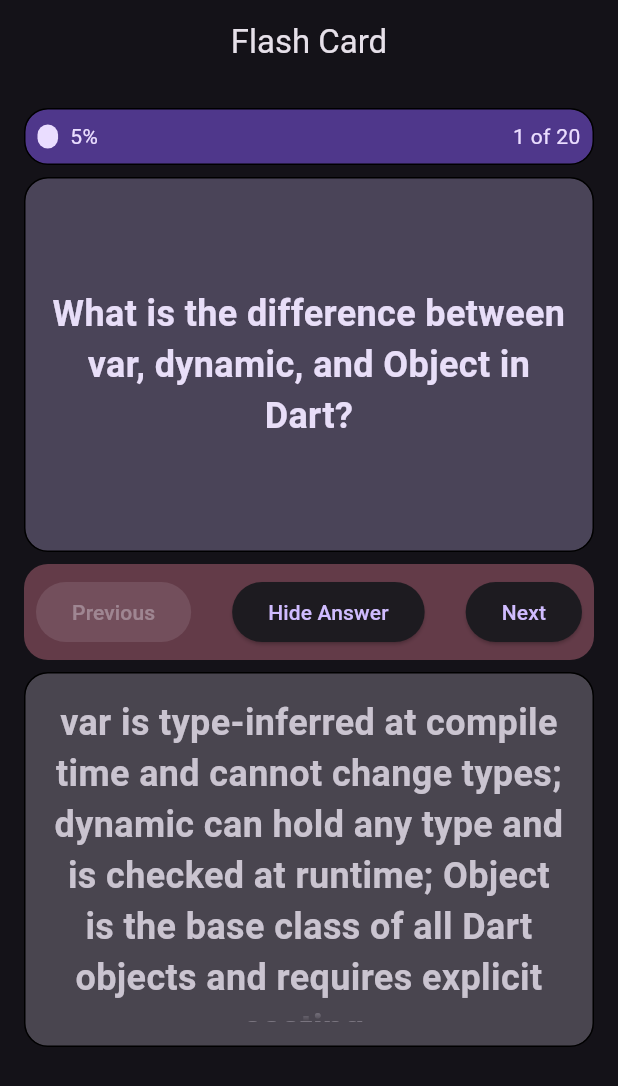
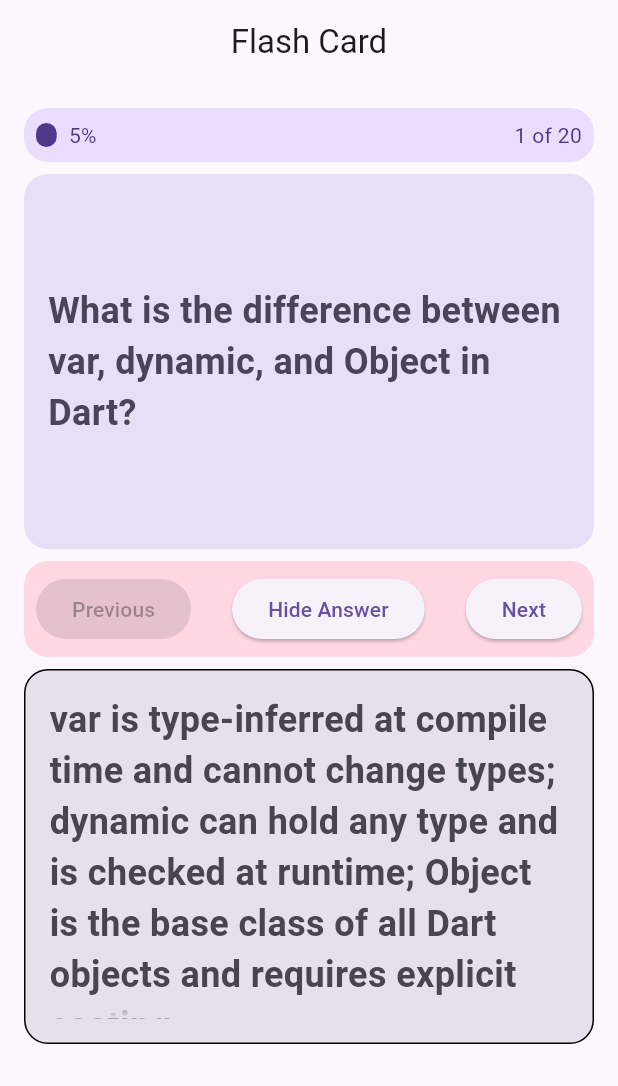
Before and after one commit to architxkumar/flash_card, a Flutter app: the screen it shows after launch, after a tap on "Show Answer", on a phone screen of 412 x 824 dp. Shown: the top 1086 px of the screen. Run offline on Flutter 3.47's test engine with Material 3 defaults, Android fonts, the phone set to English and light mode, and no system bars; drawn by our look-alikes of dynamic_color; statements that could not run were skipped.

Commit message:
feat: add dynamic coloring

```diff
--- a/lib/main.dart
+++ b/lib/main.dart
@@ -1,5 +1,6 @@
 import 'dart:collection';
 
+import 'package:dynamic_color/dynamic_color.dart';
 import 'package:flash_card/quiz.dart';
 import 'package:flutter/material.dart';
 
@@ -10,9 +11,20 @@
 
   @override
   Widget build(BuildContext context) {
-    return MaterialApp(
-      darkTheme: ThemeData.dark(),
-      themeMode: ThemeMode.dark,
+    return DynamicColorBuilder(
+      builder: (lightDynamic, darkDynamic) => MaterialApp(
+        debugShowCheckedModeBanner: false,
+        darkTheme: ThemeData(
+          colorScheme: darkDynamic,
+          brightness: Brightness.dark,
+          useMaterial3: true,
+        ),
+        theme: ThemeData(
+          brightness: Brightness.light,
+          colorScheme: lightDynamic,
+          useMaterial3: true,
+        ),
+        themeMode: ThemeMode.system,
         title: 'Flash Card',
         home: Scaffold(
           appBar: AppBar(
@@ -26,6 +38,7 @@
                 constraints: const BoxConstraints(maxWidth: 600),
                 padding: const EdgeInsets.all(16.0),
                 child: const QuizScreenBody(),
+              ),
             ),
           ),
         ),
@@ -107,7 +120,6 @@
     final progress = ((currentIndex + 1) / totalQuestions * 100).round();
     return Container(
       decoration: BoxDecoration(
-        border: BoxBorder.all(),
         borderRadius: const BorderRadius.all(Radius.circular(16.0)),
         color: Theme.of(context).colorScheme.primaryContainer,
       ),
@@ -156,7 +168,6 @@
       alignment: Alignment.center,
       height: 250,
       decoration: BoxDecoration(
-        border: BoxBorder.all(),
         borderRadius: const BorderRadius.all(Radius.circular(16.0)),
         color: Theme.of(context).colorScheme.secondaryContainer,
       ),
@@ -196,7 +207,7 @@
   @override
   Widget build(BuildContext context) {
     return Container(
-      padding: EdgeInsets.all(8.0),
+      padding: const EdgeInsets.all(8.0),
       decoration: BoxDecoration(
         color: Theme.of(context).colorScheme.tertiaryContainer,
         borderRadius: BorderRadius.circular(16.0),
@@ -248,6 +259,10 @@
         style: TextStyle(
           fontSize: 24.0,
           fontWeight: FontWeight.bold,
+          color: Theme
+              .of(context)
+              .colorScheme
+              .onSurfaceVariant,
           color: Theme.of(context).colorScheme.onSurfaceVariant,
         ),
         textAlign: TextAlign.center,
@@ -255,3 +270,9 @@
     );
   }
 }
+        ),
+        textAlign: TextAlign.center,
+      ),
+    );
+  }
+}
--- a/pubspec.yaml
+++ b/pubspec.yaml
@@ -11,6 +11,7 @@ environment:
 dependencies:
   flutter:
     sdk: flutter
+  dynamic_color: ^1.8.1
 
 
 dev_dependencies:
```
Also changed, not shown: pubspec.lock. Lines whose indentation alone changed are shown as unchanged.
